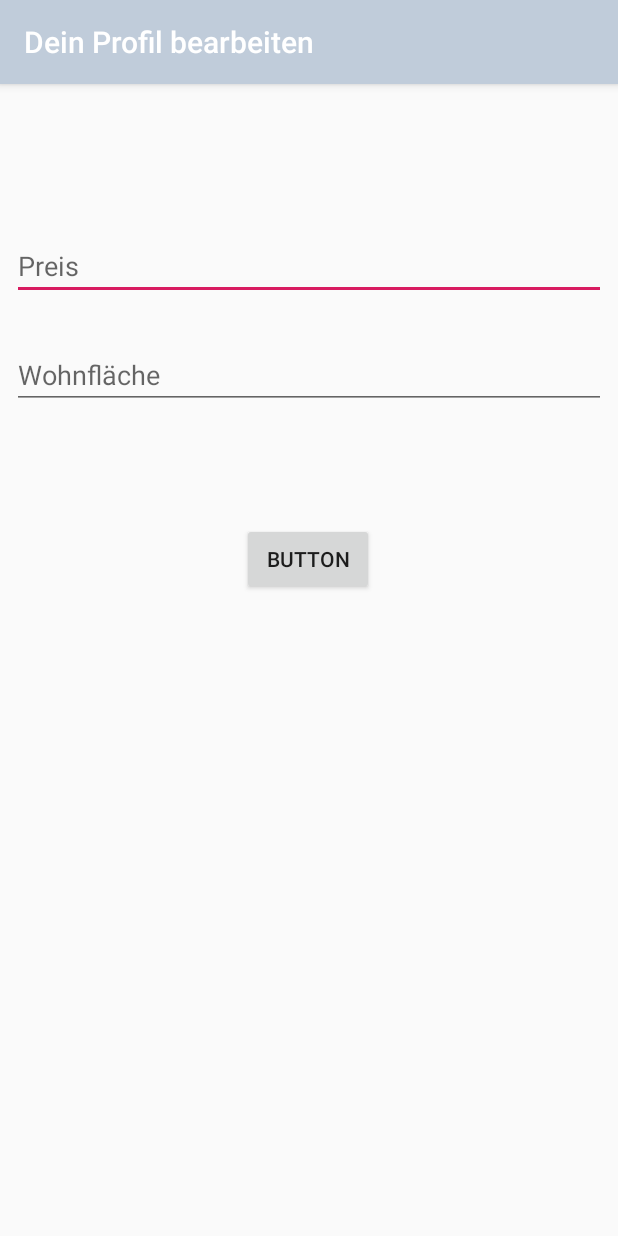
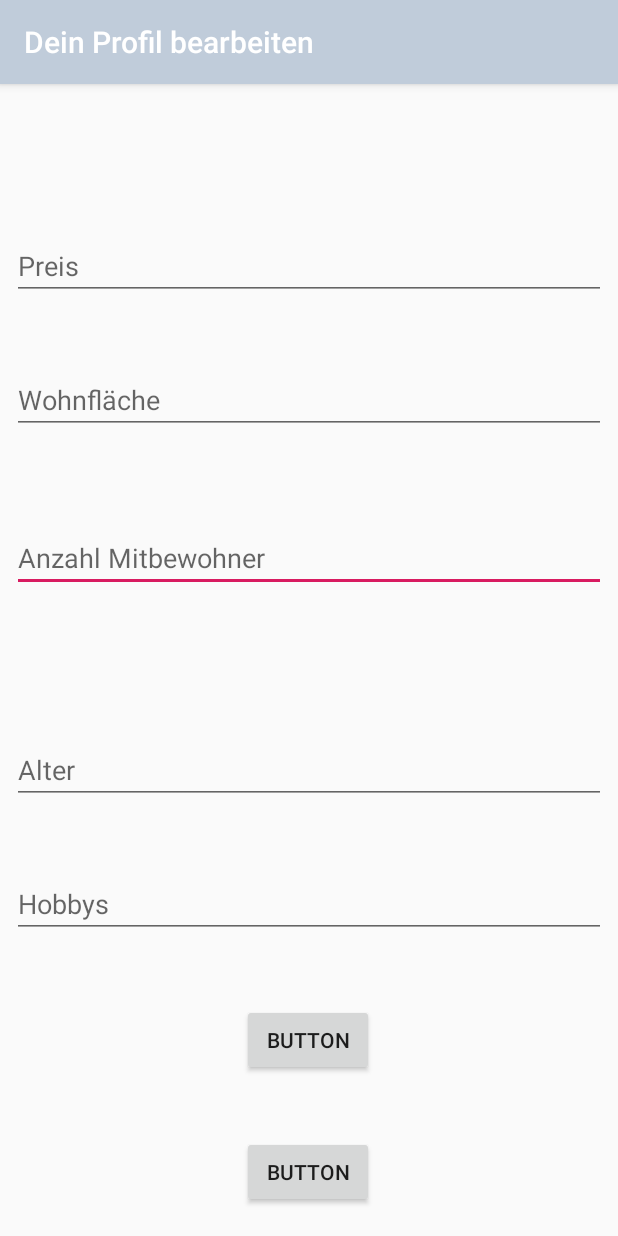
Before and after one commit to lolu1015/WGFinder, an Android app: the ProfilBearbeitenActivity screen opened directly, with no data from a screen before it, on a phone screen of 412 x 824 dp. Run offline under Robolectric (Android 15) with nearby library versions, the phone set to English and light mode, and no system bars; our stand-ins replace Room's generated code.

Commit message:
Linke Seite geht alles.

```diff
--- a/app/src/main/java/hs/karlsruhe/wgfinder/ProfilAnsehenActivity.java
+++ b/app/src/main/java/hs/karlsruhe/wgfinder/ProfilAnsehenActivity.java
@@ -21,7 +21,7 @@ import hs.karlsruhe.wgfinder.Entity.Benutzer;
 public class ProfilAnsehenActivity extends AppCompatActivity {
 
     WGFinderRoomDatabase db;
-    private TextView beschreibungTextView, vornameTextView, nachnameTextView, preisTextView, wohflaecheTextView, alterTextView;
+    private TextView beschreibungTextView, vornameTextView, nachnameTextView, preisTextView, wohflaecheTextView, mitbewohnerTextView, alterTextView, hobbysTextView;
     private Button bearbeitenButton;
 
     @Override
@@ -37,6 +37,8 @@ public class ProfilAnsehenActivity extends AppCompatActivity {
         nachnameTextView = findViewById(R.id.apa_nachname);
         preisTextView = findViewById(R.id.apa_preis);
         wohflaecheTextView = findViewById(R.id.apa_wohnflaeche);
+        mitbewohnerTextView = findViewById(R.id.apa_anz_mitbewohner);
+        hobbysTextView = findViewById(R.id.apa_hobbys);
 
         AsyncTask.execute(new Runnable() {
             @Override
@@ -64,6 +66,19 @@ public class ProfilAnsehenActivity extends AppCompatActivity {
                         alterTextView.setText(oldName.getRolle());
                         else
                             Toast.makeText(ProfilAnsehenActivity.this, "Preis ist noch null", Toast.LENGTH_SHORT).show();
+                        if(oldName.getMitbewohner() != null)
+                            mitbewohnerTextView.setText(oldName.getMitbewohner().toString());
+                        else
+                            Toast.makeText(ProfilAnsehenActivity.this, "Preis ist noch null", Toast.LENGTH_SHORT).show();
+                        if(oldName.getHobbys() != null)
+                            hobbysTextView.setText(oldName.getHobbys());
+                        else
+                            Toast.makeText(ProfilAnsehenActivity.this, "Preis ist noch null", Toast.LENGTH_SHORT).show();
+                        if(oldName.getAlter() != null)
+                            alterTextView.setText(oldName.getAlter().toString());
+                        else
+                            Toast.makeText(ProfilAnsehenActivity.this, "Preis ist noch null", Toast.LENGTH_SHORT).show();
+
                     }
                 });
             }
--- a/app/src/main/java/hs/karlsruhe/wgfinder/ProfilBearbeitenActivity.java
+++ b/app/src/main/java/hs/karlsruhe/wgfinder/ProfilBearbeitenActivity.java
@@ -16,7 +16,7 @@ public class ProfilBearbeitenActivity extends AppCompatActivity {
     WGFinderRoomDatabase db;
     private Button speichernButton;
     private Button zurückButton;
-    private EditText preisEditText,wohnflaecheEditText;
+    private EditText preisEditText,wohnflaecheEditText, mitbewohnerEditText, hobbysEditText, alterEditText;
 
     @Override
     protected void onCreate(Bundle savedInstanceState) {
@@ -37,6 +37,30 @@ public class ProfilBearbeitenActivity extends AppCompatActivity {
 
         wohnflaecheEditText = findViewById(R.id.apb_wohnflaeche);
         wohnflaecheEditText.setOnClickListener(new View.OnClickListener() {
+            @Override
+            public void onClick(View view) {
+                Toast.makeText(ProfilBearbeitenActivity.this, "123", Toast.LENGTH_SHORT).show();
+            }
+        });
+
+        mitbewohnerEditText = findViewById(R.id.apb_mitbewohner);
+        mitbewohnerEditText.setOnClickListener(new View.OnClickListener() {
+            @Override
+            public void onClick(View view) {
+                Toast.makeText(ProfilBearbeitenActivity.this, "123", Toast.LENGTH_SHORT).show();
+            }
+        });
+
+        hobbysEditText = findViewById(R.id.apb_hobbys);
+        hobbysEditText.setOnClickListener(new View.OnClickListener() {
+            @Override
+            public void onClick(View view) {
+                Toast.makeText(ProfilBearbeitenActivity.this, "123", Toast.LENGTH_SHORT).show();
+            }
+        });
+
+        alterEditText = findViewById(R.id.apb_alter);
+        alterEditText.setOnClickListener(new View.OnClickListener() {
             @Override
             public void onClick(View view) {
                 Toast.makeText(ProfilBearbeitenActivity.this, "123", Toast.LENGTH_SHORT).show();
@@ -88,6 +112,9 @@ public class ProfilBearbeitenActivity extends AppCompatActivity {
                final Benutzer oldName = db.benutzerDAO().getLastName();
                oldName.setPreis(Integer.parseInt(preisEditText.getText().toString()));
                oldName.setWohnflaeche(Integer.parseInt(wohnflaecheEditText.getText().toString()));
+               oldName.setMitbewohner(Integer.parseInt(mitbewohnerEditText.getText().toString()));
+               oldName.setHobbys(hobbysEditText.getText().toString());
+               oldName.setAlter(Integer.parseInt(alterEditText.getText().toString()));
                AsyncTask.execute(new Runnable() {
                    @Override
                    public void run() {
--- a/app/src/main/res/layout/activity_profil_bearbeiten.xml
+++ b/app/src/main/res/layout/activity_profil_bearbeiten.xml
@@ -5,6 +5,53 @@
     android:layout_width="match_parent"
     android:layout_height="match_parent"
     tools:context=".ProfilBearbeitenActivity">
+
+    <EditText
+        android:id="@+id/apb_mitbewohner"
+        android:layout_width="0dp"
+        android:layout_height="wrap_content"
+        android:layout_marginStart="8dp"
+        android:layout_marginTop="60dp"
+        android:layout_marginEnd="8dp"
+        android:ems="10"
+        android:hint="Anzahl Mitbewohner"
+        android:inputType="number"
+        app:layout_constraintEnd_toEndOf="parent"
+        app:layout_constraintHorizontal_bias="0.0"
+        app:layout_constraintStart_toStartOf="parent"
+        app:layout_constraintTop_toBottomOf="@+id/apb_wohnflaeche" />
+
+    <EditText
+        android:id="@+id/apb_hobbys"
+        android:layout_width="0dp"
+        android:layout_height="wrap_content"
+        android:layout_marginStart="8dp"
+        android:layout_marginTop="8dp"
+        android:layout_marginEnd="8dp"
+        android:layout_marginBottom="8dp"
+        android:ems="10"
+        android:hint="Hobbys"
+        android:inputType="number"
+        app:layout_constraintBottom_toTopOf="@+id/apb_speichern"
+        app:layout_constraintEnd_toEndOf="parent"
+        app:layout_constraintHorizontal_bias="0.0"
+        app:layout_constraintStart_toStartOf="parent"
+        app:layout_constraintTop_toBottomOf="@+id/apb_alter" />
+
+    <EditText
+        android:id="@+id/apb_alter"
+        android:layout_width="0dp"
+        android:layout_height="wrap_content"
+        android:layout_marginStart="8dp"
+        android:layout_marginTop="96dp"
+        android:layout_marginEnd="8dp"
+        android:ems="10"
+        android:hint="Alter"
+        android:inputType="number"
+        app:layout_constraintEnd_toEndOf="parent"
+        app:layout_constraintHorizontal_bias="0.0"
+        app:layout_constraintStart_toStartOf="parent"
+        app:layout_constraintTop_toBottomOf="@+id/apb_mitbewohner" />
 
     <EditText
         android:id="@+id/apb_preis"
@@ -28,13 +75,11 @@
         android:layout_width="0dp"
         android:layout_height="wrap_content"
         android:layout_marginStart="8dp"
-        android:layout_marginTop="8dp"
+        android:layout_marginTop="44dp"
         android:layout_marginEnd="8dp"
-        android:layout_marginBottom="532dp"
         android:ems="10"
         android:hint="Wohnfläche"
         android:inputType="number"
-        app:layout_constraintBottom_toBottomOf="parent"
         app:layout_constraintEnd_toEndOf="parent"
         app:layout_constraintHorizontal_bias="0.0"
         app:layout_constraintStart_toStartOf="parent"
@@ -45,29 +90,27 @@
         android:layout_width="wrap_content"
         android:layout_height="wrap_content"
         android:layout_marginStart="8dp"
-        android:layout_marginTop="8dp"
+        android:layout_marginTop="252dp"
         android:layout_marginEnd="8dp"
-        android:layout_marginBottom="360dp"
+        android:layout_marginBottom="8dp"
         android:text="Button"
         app:layout_constraintBottom_toBottomOf="parent"
         app:layout_constraintEnd_toEndOf="parent"
         app:layout_constraintHorizontal_bias="0.498"
         app:layout_constraintStart_toStartOf="parent"
-        app:layout_constraintTop_toBottomOf="@+id/apb_wohnflaeche" />
+        app:layout_constraintTop_toBottomOf="@+id/apb_wohnflaeche"
+        app:layout_constraintVertical_bias="0.566" />
 
     <Button
         android:id="@+id/apb_zurück_button"
         android:layout_width="wrap_content"
         android:layout_height="wrap_content"
         android:layout_marginStart="8dp"
-        android:layout_marginTop="8dp"
+        android:layout_marginTop="40dp"
         android:layout_marginEnd="8dp"
-        android:layout_marginBottom="449dp"
         android:text="Button"
-        app:layout_constraintBottom_toBottomOf="parent"
         app:layout_constraintEnd_toEndOf="parent"
         app:layout_constraintHorizontal_bias="0.498"
         app:layout_constraintStart_toStartOf="parent"
-        app:layout_constraintTop_toBottomOf="@+id/apb_speichern"
-        app:layout_constraintVertical_bias="0.006" />
+        app:layout_constraintTop_toBottomOf="@+id/apb_speichern" />
 </android.support.constraint.ConstraintLayout>
```
